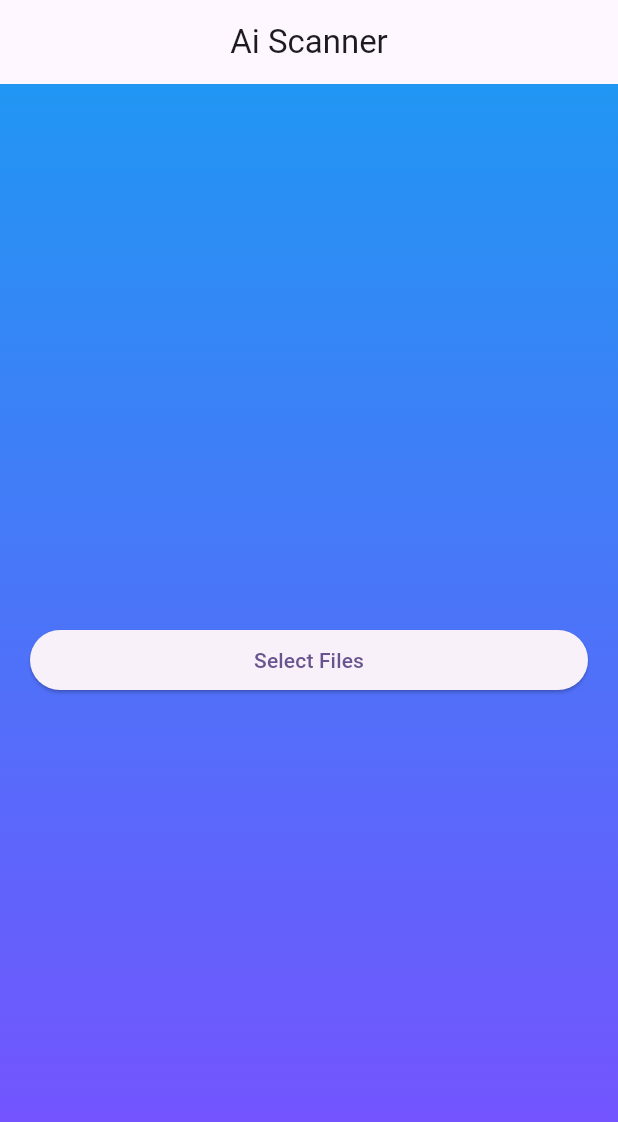
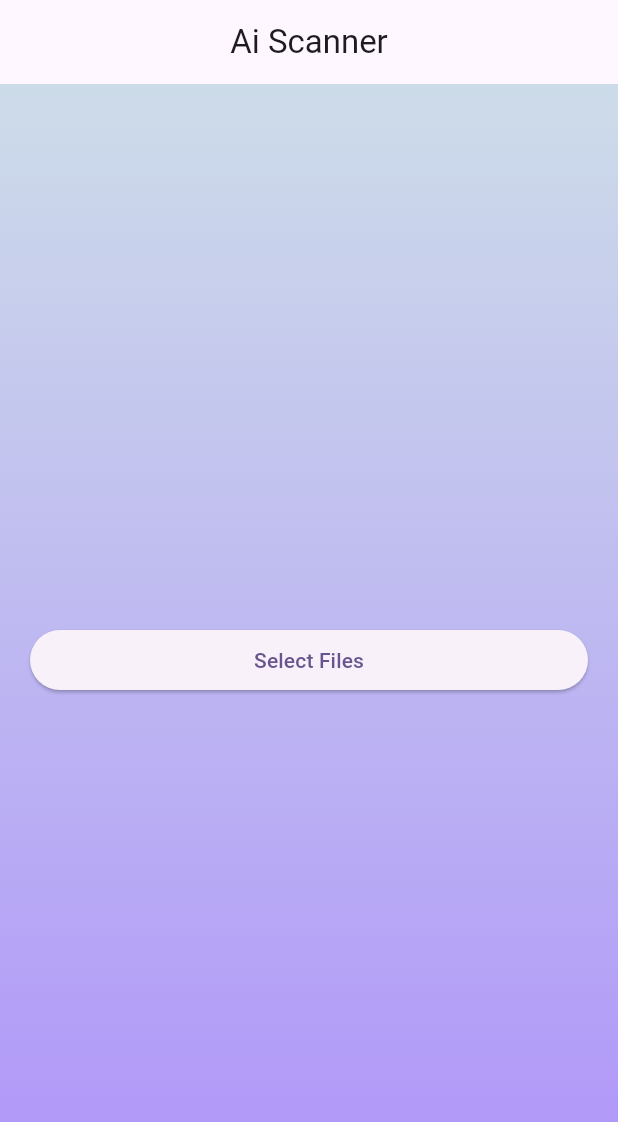
Before and after one commit to DC-21/file_picker_ui, a Flutter app: the screen it shows after launch, on a phone screen of 412 x 824 dp. Shown: the top 1122 px of the screen. Run offline on Flutter 3.47's test engine with Material 2 defaults, Android fonts, the phone set to English and light mode, and no system bars; our stand-ins replace file_picker, open_file.

Commit message:
first commit

```diff
--- a/lib/home_page.dart
+++ b/lib/home_page.dart
@@ -30,7 +30,10 @@ class _MyHomePageState extends State<MyHomePage> {
       body: Container(
         decoration: const BoxDecoration(
           gradient: LinearGradient(
-            colors: [Colors.blue, Colors.deepPurpleAccent],
+            colors: [
+              Color.fromARGB(255, 205, 220, 233),
+              Color.fromARGB(255, 174, 146, 250)
+            ],
             begin: Alignment.topCenter,
             end: Alignment.bottomCenter,
           ),
```
